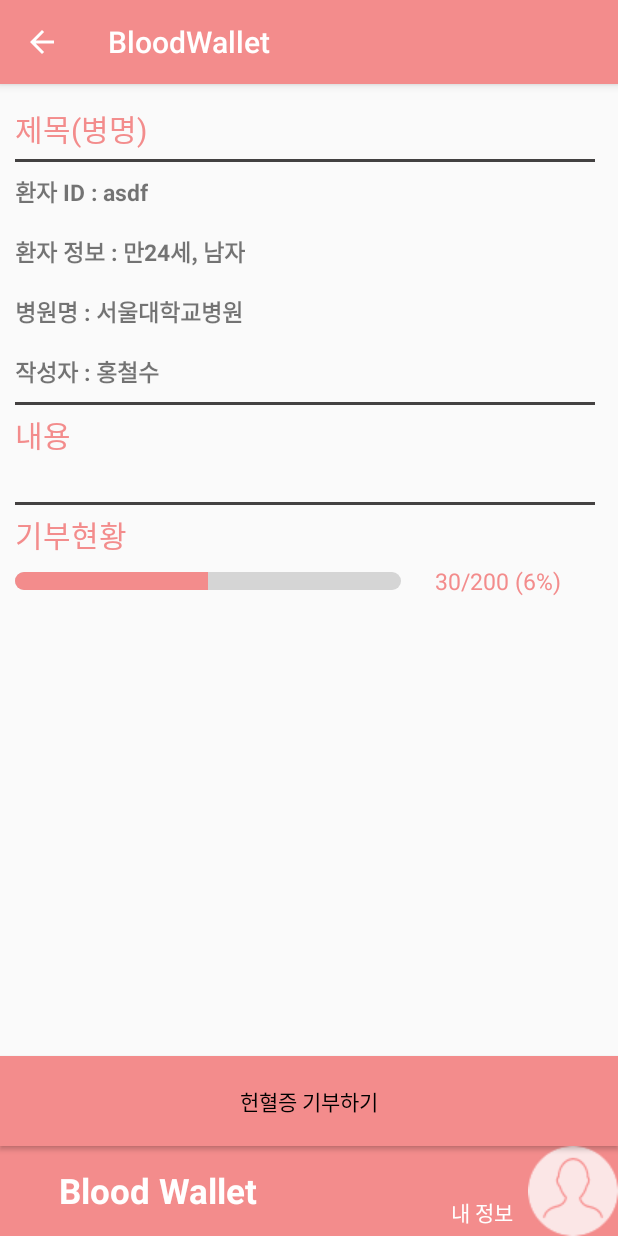
After one commit to SKKone-blockchain/BloodWallet, an Android app: the StoryActivity screen opened directly, with no data from a screen before it, on a phone screen of 412 x 824 dp. The commit adds this screen. Run offline under Robolectric (Android 15) with nearby library versions, the phone set to English and light mode, and no system bars.

Commit message:
Add story activity

```diff
--- a/app/src/main/AndroidManifest.xml
+++ b/app/src/main/AndroidManifest.xml
@@ -13,12 +13,13 @@
         android:roundIcon="@mipmap/ic_launcher_round"
         android:supportsRtl="true"
         android:theme="@style/AppTheme">
+        <activity android:name=".StoryActivity"/>
         <activity
             android:name=".StoryPostingActivity"
             android:label="스토리 작성하기"
-            android:parentActivityName=".MainActivity"/>
+            android:parentActivityName=".MainActivity" />
         <activity
-            android:name=".StoryActivity"
+            android:name=".StoryListActivity"
             android:label="스토리 목록"
             android:parentActivityName=".MainActivity" />
         <activity
--- /dev/null
+++ b/app/src/main/java/com/example/bloodwallet/StoryActivity.java
@@ -0,0 +1,18 @@
+package com.example.bloodwallet;
+
+import androidx.appcompat.app.AppCompatActivity;
+
+import android.os.Bundle;
+
+public class StoryActivity extends AppCompatActivity {
+
+    @Override
+    protected void onCreate(Bundle savedInstanceState) {
+        super.onCreate(savedInstanceState);
+        setContentView(R.layout.activity_story);
+        getSupportActionBar().setDisplayHomeAsUpEnabled(true);
+        // TODO : 게시글 제목으로 ActionBar title 설정해주기
+
+
+    }
+}
--- /dev/null
+++ b/app/src/main/res/drawable/round_corner_progressbar.xml
@@ -0,0 +1,25 @@
+<?xml version="1.0" encoding="utf-8"?>
+<layer-list xmlns:android="http://schemas.android.com/apk/res/android">
+    <item android:id="@android:id/background">
+        <shape>
+            <corners android:radius="6dp" />
+            <solid android:color="#D5D5D5" />
+        </shape>
+    </item>
+    <item android:id="@android:id/secondaryProgress">
+        <clip>
+            <shape>
+                <corners android:radius="6dp" />
+                <solid android:color="@color/colorSecondary" />
+            </shape>
+        </clip>
+    </item>
+    <item android:id="@android:id/progress">
+        <clip>
+            <shape>
+                <corners android:radius="6dp" />
+                <solid android:color="@color/colorPrimary" />
+            </shape>
+        </clip>
+    </item>
+</layer-list>
--- /dev/null
+++ b/app/src/main/res/layout/activity_story.xml
@@ -0,0 +1,215 @@
+<?xml version="1.0" encoding="utf-8"?>
+<RelativeLayout xmlns:android="http://schemas.android.com/apk/res/android"
+    xmlns:app="http://schemas.android.com/apk/res-auto"
+    xmlns:tools="http://schemas.android.com/tools"
+    android:layout_width="match_parent"
+    android:layout_height="match_parent"
+    android:orientation="vertical"
+    tools:context=".StoryActivity">
+
+    <ScrollView
+        android:layout_width="match_parent"
+        android:layout_height="match_parent"
+        android:fillViewport="true"
+        android:layout_above="@id/story_donate"
+        android:scrollbarThumbVertical="@color/colorPrimary"
+        android:scrollbars="vertical"
+        android:layout_marginLeft="10dp"
+        android:layout_marginRight="5dp">
+
+        <LinearLayout
+            android:layout_width="match_parent"
+            android:layout_height="wrap_content"
+            android:orientation="vertical"
+            android:layout_marginRight="10dp">
+
+            <View
+                android:layout_width="match_parent"
+                android:layout_height="10dp"/>
+
+            <TextView
+                android:layout_width="wrap_content"
+                android:layout_height="40dp"
+                android:text="제목(병명)"
+                android:textColor="@color/colorPrimary"
+                android:textSize="20sp"
+                android:gravity="center_vertical"/>
+
+            <View
+                android:layout_width="match_parent"
+                android:layout_height="2dp"
+                android:background="@color/colorHorizontalLine"/>
+
+            <LinearLayout
+                android:layout_width="match_parent"
+                android:layout_height="40dp"
+                android:gravity="center_vertical">
+
+                <TextView
+                    android:layout_width="wrap_content"
+                    android:layout_height="wrap_content"
+                    android:text="환자 ID : "
+                    android:textSize="15sp"
+                    android:textStyle="bold"/>
+
+                <TextView
+                    android:id="@+id/story_patient_id"
+                    android:layout_width="wrap_content"
+                    android:layout_height="wrap_content"
+                    android:text="asdf"
+                    android:textSize="15sp"
+                    android:textStyle="bold"/>
+
+            </LinearLayout>
+
+            <LinearLayout
+                android:layout_width="match_parent"
+                android:layout_height="40dp"
+                android:gravity="center_vertical">
+
+                <TextView
+                    android:layout_width="wrap_content"
+                    android:layout_height="wrap_content"
+                    android:text="환자 정보 : "
+                    android:textSize="15sp"
+                    android:textStyle="bold"/>
+
+                <TextView
+                    android:id="@+id/story_patient_info"
+                    android:layout_width="wrap_content"
+                    android:layout_height="wrap_content"
+                    android:text="만24세, 남자"
+                    android:textSize="15sp"
+                    android:textStyle="bold"/>
+
+            </LinearLayout>
+
+            <LinearLayout
+                android:layout_width="match_parent"
+                android:layout_height="40dp"
+                android:gravity="center_vertical">
+
+                <TextView
+                    android:layout_width="wrap_content"
+                    android:layout_height="wrap_content"
+                    android:text="병원명 : "
+                    android:textSize="15sp"
+                    android:textStyle="bold"/>
+
+                <TextView
+                    android:id="@+id/story_hospital"
+                    android:layout_width="wrap_content"
+                    android:layout_height="wrap_content"
+                    android:text="서울대학교병원"
+                    android:textSize="15sp"
+                    android:textStyle="bold"/>
+
+            </LinearLayout>
+
+            <LinearLayout
+                android:layout_width="match_parent"
+                android:layout_height="40dp"
+                android:gravity="center_vertical">
+
+                <TextView
+                    android:layout_width="wrap_content"
+                    android:layout_height="wrap_content"
+                    android:text="작성자 : "
+                    android:textSize="15sp"
+                    android:textStyle="bold"/>
+
+                <TextView
+                    android:id="@+id/story_writer_name"
+                    android:layout_width="wrap_content"
+                    android:layout_height="wrap_content"
+                    android:text="홍철수"
+                    android:textSize="15sp"
+                    android:textStyle="bold"/>
+
+            </LinearLayout>
+
+            <View
+                android:layout_width="match_parent"
+                android:layout_height="2dp"
+                android:background="@color/colorHorizontalLine"/>
+
+            <TextView
+                android:layout_width="wrap_content"
+                android:layout_height="40dp"
+                android:text="내용"
+                android:textColor="@color/colorPrimary"
+                android:textSize="20sp"
+                android:gravity="center_vertical"/>
+
+            <TextView
+                android:id="@+id/story_content"
+                android:layout_width="match_parent"
+                android:layout_height="wrap_content"
+                android:inputType="textMultiLine"/>
+
+            <View
+                android:layout_width="match_parent"
+                android:layout_height="2dp"
+                android:background="@color/colorHorizontalLine"
+                android:layout_marginTop="5dp"/>
+
+            <TextView
+                android:layout_width="wrap_content"
+                android:layout_height="40dp"
+                android:text="기부현황"
+                android:textColor="@color/colorPrimary"
+                android:textSize="20sp"
+                android:gravity="center_vertical"/>
+
+            <LinearLayout
+                android:layout_width="match_parent"
+                android:layout_height="wrap_content"
+                android:orientation="horizontal">
+
+                <ProgressBar
+                    android:id="@+id/story_progress"
+                    android:layout_width="0dp"
+                    android:layout_weight="2"
+                    android:layout_height="12dp"
+                    android:layout_gravity="center_vertical"
+                    android:max="100"
+                    android:progress="50"
+                    style="@style/Widget.AppCompat.ProgressBar.Horizontal"
+                    android:progressDrawable="@drawable/round_corner_progressbar"/>
+
+                <TextView
+                    android:layout_width="0dp"
+                    android:layout_weight="1"
+                    android:layout_height="wrap_content"
+                    android:text="30/200 (6%)"
+                    android:textColor="@color/colorPrimary"
+                    android:textSize="15sp"
+                    android:gravity="center"/>
+
+            </LinearLayout>
+
+            <View
+                android:layout_width="match_parent"
+                android:layout_height="50dp"/>
+
+        </LinearLayout>
+
+    </ScrollView>
+
+    <Button
+        android:id="@+id/story_donate"
+        android:layout_width="match_parent"
+        android:layout_height="60dp"
+        android:text="헌혈증 기부하기"
+        android:gravity="center"
+        android:background="@color/colorPrimary"
+        android:layout_above="@id/story_bottom_my_info"/>
+
+    <include
+        layout="@layout/fragment_bottom_my_info"
+        android:id="@+id/story_bottom_my_info"
+        android:layout_width="match_parent"
+        android:layout_height="wrap_content"
+        android:layout_alignParentBottom="true"/>
+
+</RelativeLayout>
--- a/app/src/main/res/layout/activity_story_list.xml
+++ b/app/src/main/res/layout/activity_story_list.xml
@@ -10,7 +10,7 @@
     <LinearLayout
         android:layout_width="match_parent"
         android:layout_height="wrap_content"
-        android:layout_above="@id/story_bottom_my_info">
+        android:layout_above="@id/story_list_bottom_my_info">
 
         <ListView
             android:id="@+id/story_list"
@@ -21,7 +21,7 @@
 
     <include
         layout="@layout/fragment_bottom_my_info"
-        android:id="@+id/story_bottom_my_info"
+        android:id="@+id/story_list_bottom_my_info"
         android:layout_width="match_parent"
         android:layout_height="wrap_content"
         android:layout_alignParentBottom="true"/>
```
